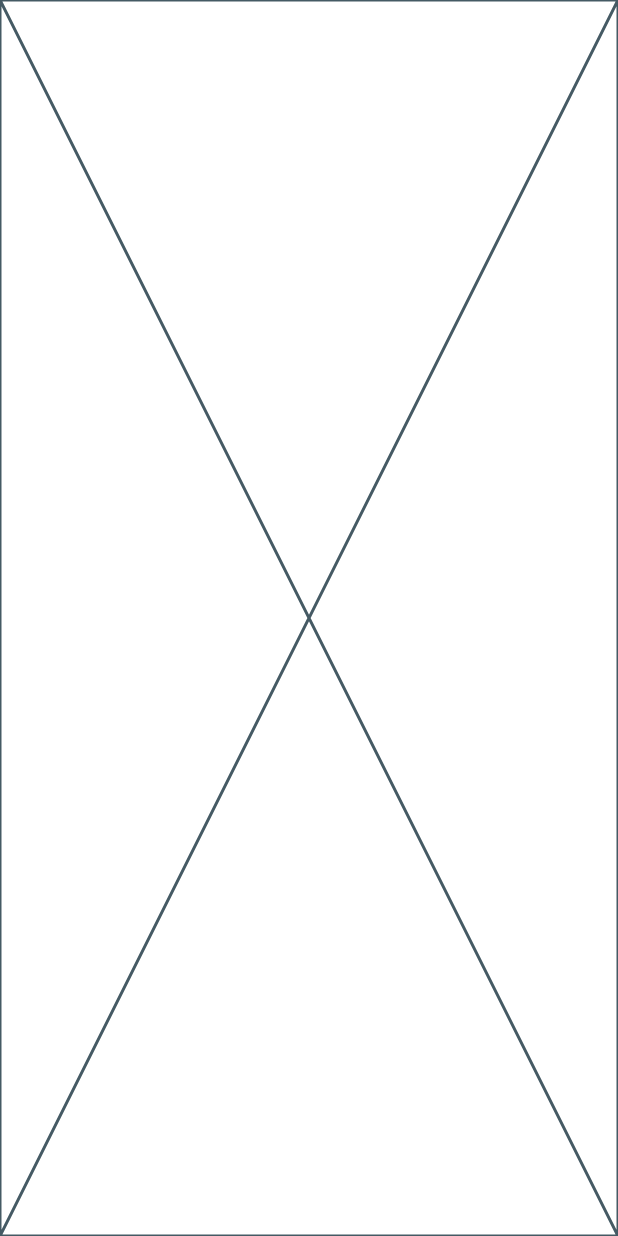
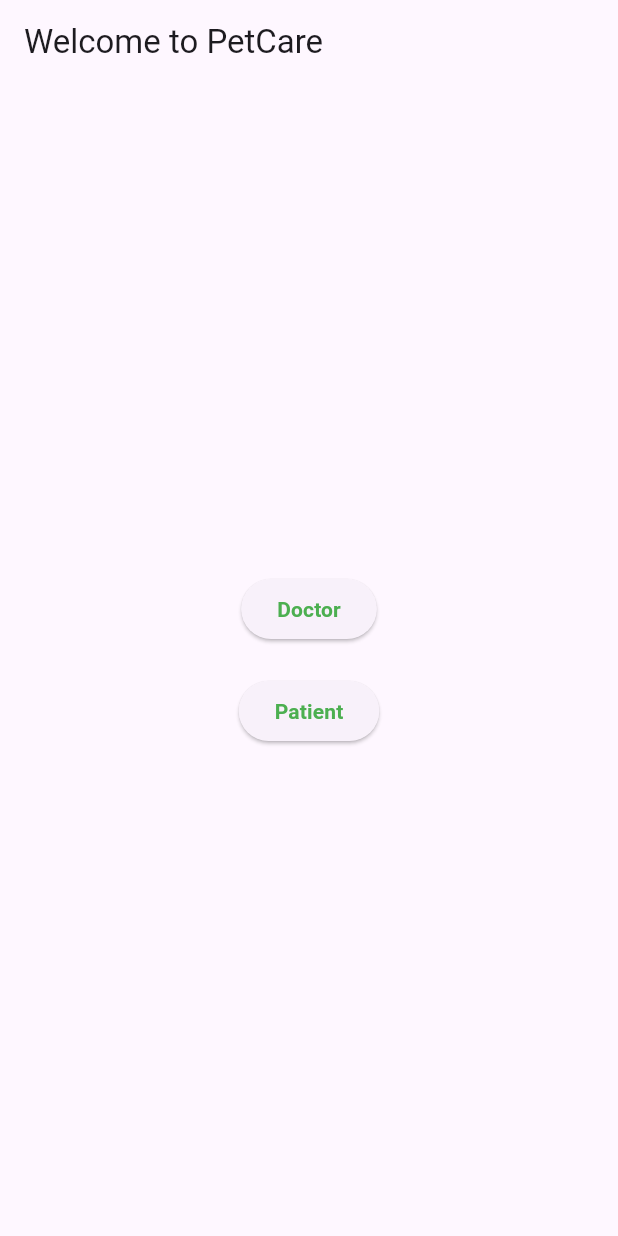
Before and after one commit to asifjahan1/Pet-Care-App, a Flutter app: the screen it shows after launch, on a phone screen of 412 x 824 dp. Run offline on Flutter 3.47's test engine with Material 3 defaults, Android fonts, the phone set to English and light mode, and no system bars; our stand-ins replace firebase_core; accounts and stored records are empty.

```diff
--- a/pet_care_app/lib/Pages/welcome_page.dart
+++ b/pet_care_app/lib/Pages/welcome_page.dart
@@ -1,4 +1,6 @@
 import 'package:flutter/material.dart';
+import 'package:pet_care_app/Pages/Doctor/doctor_registration_page.dart';
+import 'package:pet_care_app/Pages/Patients/patients_registration_page.dart';
 
 class WelcomePage extends StatefulWidget {
   const WelcomePage({super.key});
@@ -10,6 +12,50 @@ class WelcomePage extends StatefulWidget {
 class _WelcomePageState extends State<WelcomePage> {
   @override
   Widget build(BuildContext context) {
-    return const Placeholder();
+    return Scaffold(
+      appBar: AppBar(
+        title: Text('Welcome to PetCare'),
+      ),
+      body: Center(
+        child: Column(
+          mainAxisAlignment: MainAxisAlignment.center,
+          children: [
+            ElevatedButton(
+              onPressed: () {
+                Navigator.push(
+                  context,
+                  MaterialPageRoute(
+                      builder: (context) => const DoctorRegistration()),
+                );
+              },
+              child: const Text(
+                'Doctor',
+                style: TextStyle(
+                  color: Colors.green,
+                  fontWeight: FontWeight.bold,
+                ),
+              ),
+            ),
+            const SizedBox(height: 20),
+            ElevatedButton(
+              onPressed: () {
+                Navigator.push(
+                  context,
+                  MaterialPageRoute(
+                      builder: (context) => const PatientsRegistration()),
+                );
+              },
+              child: const Text(
+                'Patient',
+                style: TextStyle(
+                  color: Colors.green,
+                  fontWeight: FontWeight.bold,
+                ),
+              ),
+            ),
+          ],
+        ),
+      ),
+    );
   }
 }
```
Also changed, not shown: pet_care_app/lib/Pages/Doctor/doctor_registration_page.dart (+15 -0 lines), pet_care_app/lib/Pages/Patients/patients_registration_page.dart (+15 -0 lines), pet_care_app/lib/Pages/prescription_page.dart (+10 -0 lines), pet_care_app/lib/Pages/treatement_page.dart (+10 -0 lines), pet_care_app/lib/Authentication/auth.dart (added).
